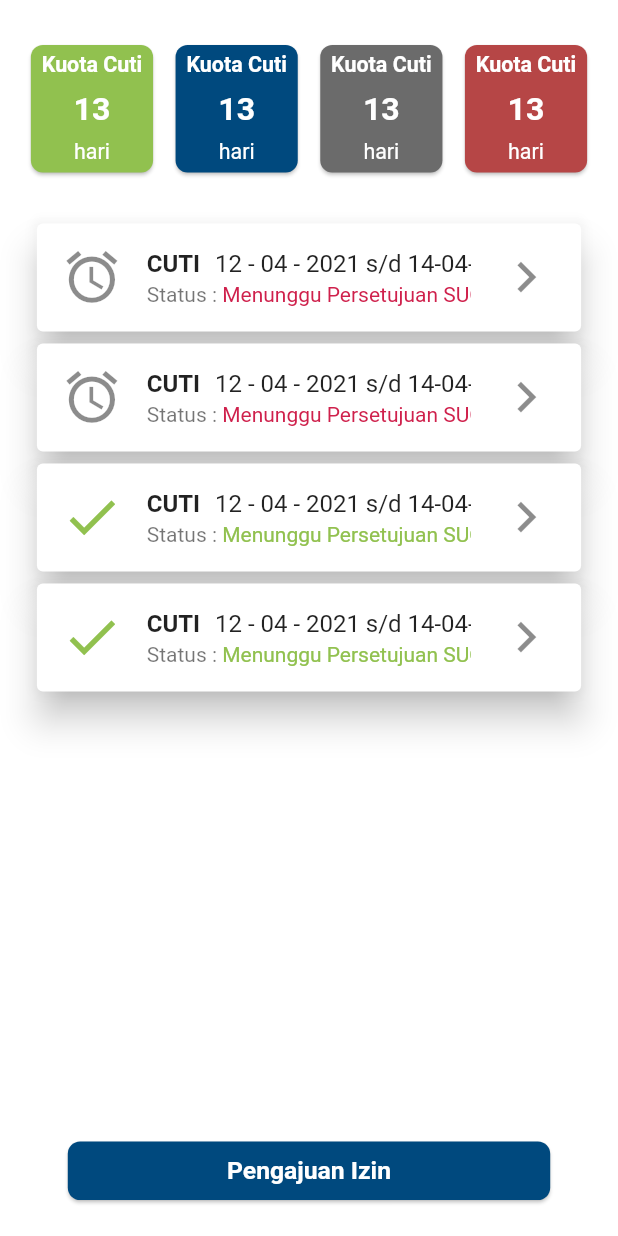
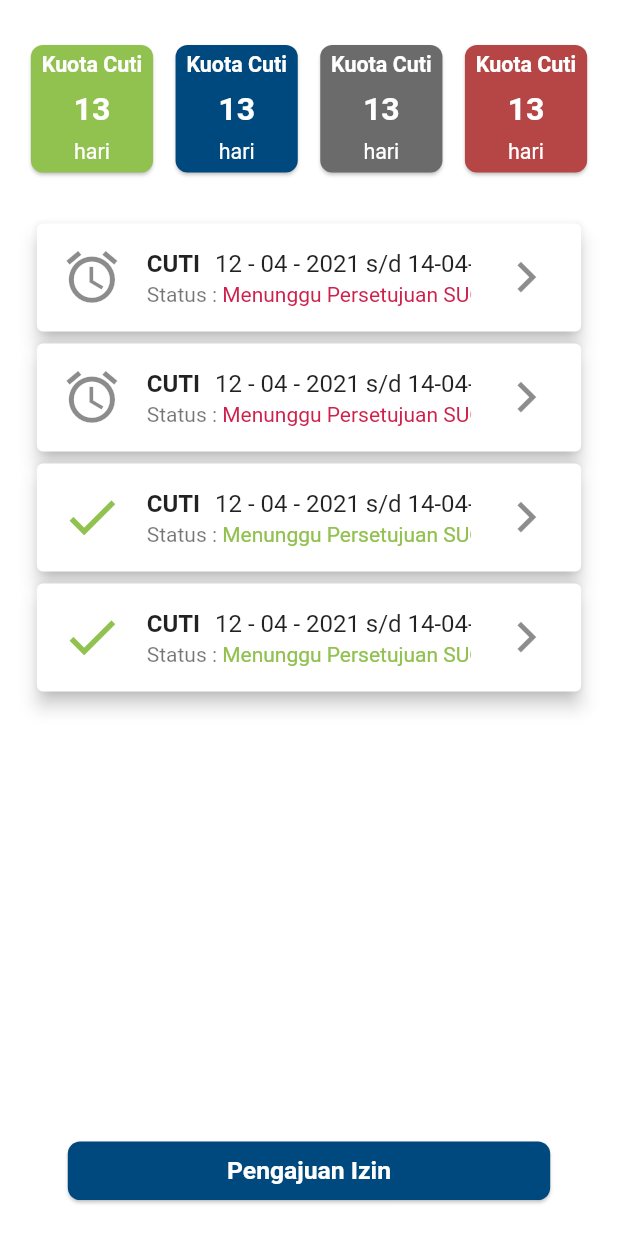
Before and after one commit to uzixCode/par-mobile, a Flutter app: the IzinDriverPage screen opened directly, on a phone screen of 412 x 824 dp. Run offline on Flutter 3.47's test engine with Material 2 defaults, Android fonts, the phone set to English and light mode, and no system bars; our stand-ins replace dio, flutter_rating_bar, fluttertoast, get, percent_indicator.

```diff
--- a/lib/widgets/izinhistorycard.dart
+++ b/lib/widgets/izinhistorycard.dart
@@ -8,7 +8,7 @@ class IzinHistoryCard extends StatelessWidget {
   @override
   Widget build(BuildContext context) {
     return Card(
-      elevation: 10,
+      elevation: 5,
       child: ListTile(
         leading: Icon(
           status == 1 ? Icons.alarm_outlined : Icons.check,
```
